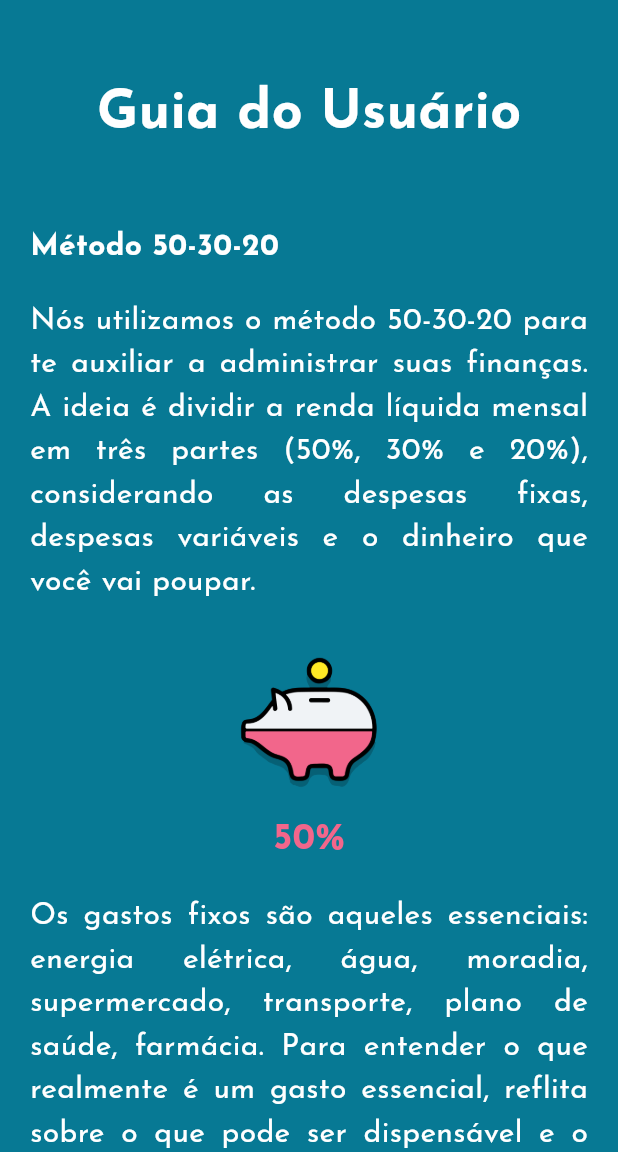
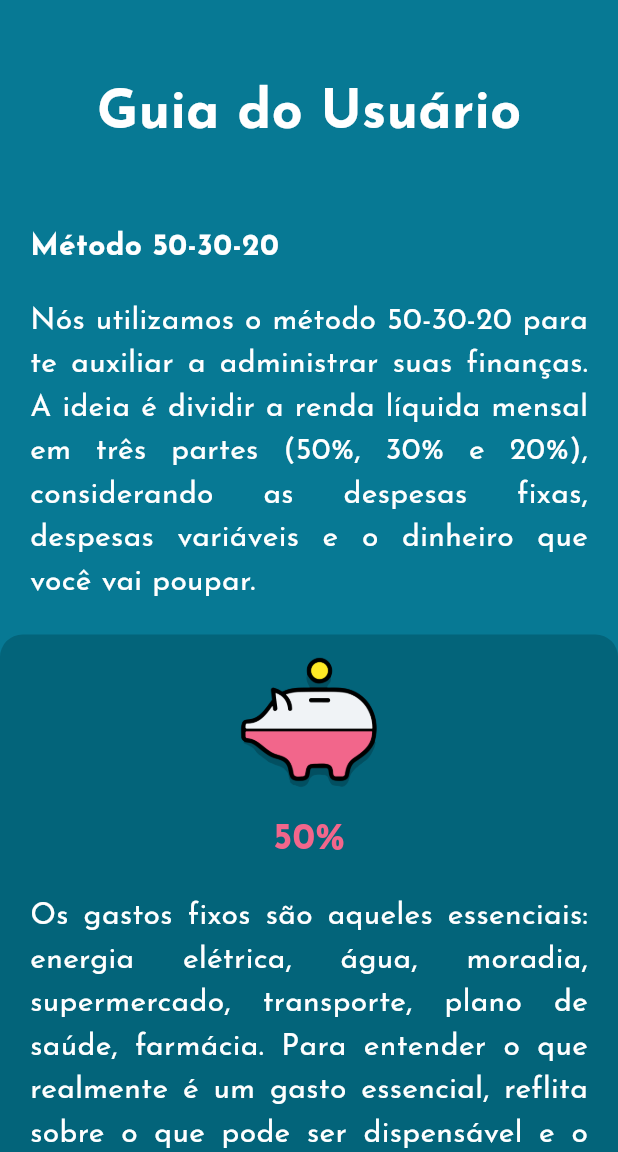
Before and after one commit to IgorLorentz/PorkPockets, a Flutter app: the GuidePage screen opened by its route, on a phone screen of 412 x 824 dp, the part 84-1236 px from its top. Run offline on Flutter 3.47's test engine with Material 3 defaults, Android fonts, the phone set to English and light mode, and no system bars; our stand-ins replace flutter_svg.

Commit message:
Update guide_page

```diff
--- a/pork_pockets_app/lib/pages/guide_page.dart
+++ b/pork_pockets_app/lib/pages/guide_page.dart
@@ -42,37 +42,49 @@ class GuidePage extends StatelessWidget {
                         20,
                         FontWeight.w400),
                   ),
-                  addImg('assets/images/50_porco.png'),
-                  mediumText('50%', fontColor: Paleta.rosa),
                   Container(
-                    padding: EdgeInsets.all(20),
-                    child: FormatedText(
-                        'Os gastos fixos são aqueles essenciais: energia elétrica, água, moradia, supermercado, transporte, plano de saúde, farmácia. Para entender o que realmente é um gasto essencial, reflita sobre o que pode ser dispensável e o que realmente é fundamental para você.',
-                        20,
-                        FontWeight.w400),
+                    width: 600,
+                    decoration: BoxDecoration(
+                    color: Color.fromARGB(200, 2, 94, 115),
+                    borderRadius: BorderRadius.circular(15),
                   ),
-                  addImg('assets/images/30_porco.png'),
-                  mediumText('30%', fontColor: Paleta.rosa),
+                    child: guiaInfo('assets/images/50_porco.png', '50%', 'Os gastos fixos são aqueles essenciais: energia elétrica, água, moradia, supermercado, transporte, plano de saúde, farmácia. Para entender o que realmente é um gasto essencial, reflita sobre o que pode ser dispensável e o que realmente é fundamental para você.')),
+                  SizedBox(height: 20,),
                   Container(
-                    padding: EdgeInsets.all(20),
-                    child: FormatedText(
-                        'Tudo o que não entrou na primeira lista e que não é considerado essencial para a sobrevivência pode ser classificado como gasto variável ou dispensável. É o café da manhã na padaria aos domingos, os serviços de streaming que você assina, a TV a cabo, os serviços que você faz fora de casa, como unha, cabelo, massagem, compras online muitas vezes desnecessárias que você faz para aproveitar uma suposta promoção.',
-                        20,
-                        FontWeight.w400),
+                    width: 600,
+                    decoration: BoxDecoration(
+                    color: Color.fromARGB(200, 2, 94, 115),
+                    borderRadius: BorderRadius.circular(15),
                   ),
-                  addImg('assets/images/20_porco.png'),
-                  mediumText('20%', fontColor: Paleta.rosa),
+                    child: guiaInfo('assets/images/30_porco.png', '30%', 'Tudo o que não entrou na primeira lista e que não é considerado essencial para a sobrevivência pode ser classificado como gasto variável ou dispensável. É o café da manhã na padaria aos domingos, os serviços de streaming que você assina, a TV a cabo, os serviços que você faz fora de casa, como unha, cabelo, massagem, compras online muitas vezes desnecessárias que você faz para aproveitar uma suposta promoção.')),
+                  SizedBox(height: 20,),
                   Container(
-                    padding: EdgeInsets.all(20),
-                    child: FormatedText(
-                        'Essa é a porcentagem ideal que você reserve da sua renda líquida mensal para viver com tranquilidade e conseguir realizar seus projetos. Poupar significa que você tem dinheiro guardado para te apoiar em momentos de urgência sem precisar recorrer a empréstimos ou linhas de crédito caras, como cheque especial e rotativo do cartão de crédito.',
-                        20,
-                        FontWeight.w400),
+                    width: 600,
+                    decoration: BoxDecoration(
+                    color: Color.fromARGB(200, 2, 94, 115),
+                    borderRadius: BorderRadius.circular(15),
                   ),
+                    child: guiaInfo('assets/images/20_porco.png', '20%', 'Essa é a porcentagem ideal que você reserve da sua renda líquida mensal para viver com tranquilidade e conseguir realizar seus projetos. Poupar significa que você tem dinheiro guardado para te apoiar em momentos de urgência sem precisar recorrer a empréstimos ou linhas de crédito caras, como cheque especial e rotativo do cartão de crédito.')),
                 ],
               )
             ])
       ]),
     );
   }
+
+  Column guiaInfo(path,String typeInvest, String mesage) {
+    return Column(
+                  children: [
+                    addImg(path),
+                    mediumText(typeInvest, fontColor: Paleta.rosa),
+                    Container(
+                      padding: EdgeInsets.all(20),
+                      child: FormatedText(
+                          mesage,
+                          20,
+                          FontWeight.w400),
+                    ),
+                  ],
+                );
+  }
 }
```
